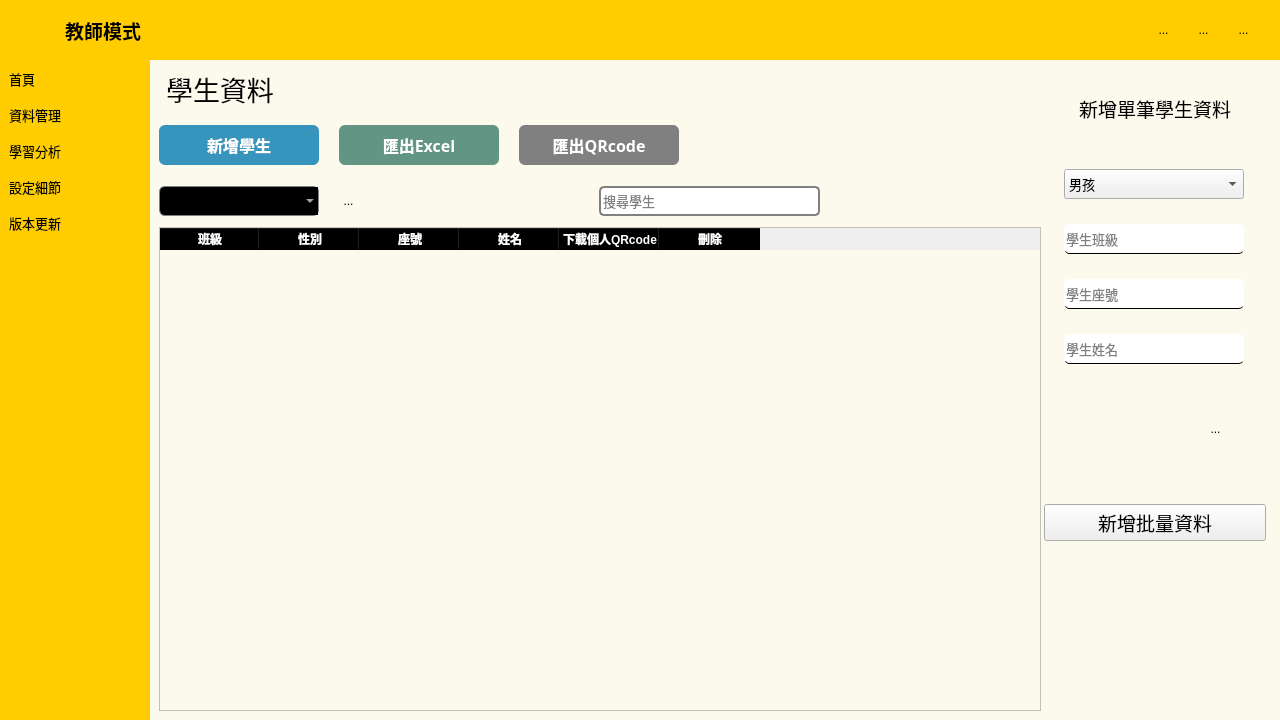
Old version of the form src/ui/teacher_mode.ui in the repository forggy0113/re-lego.
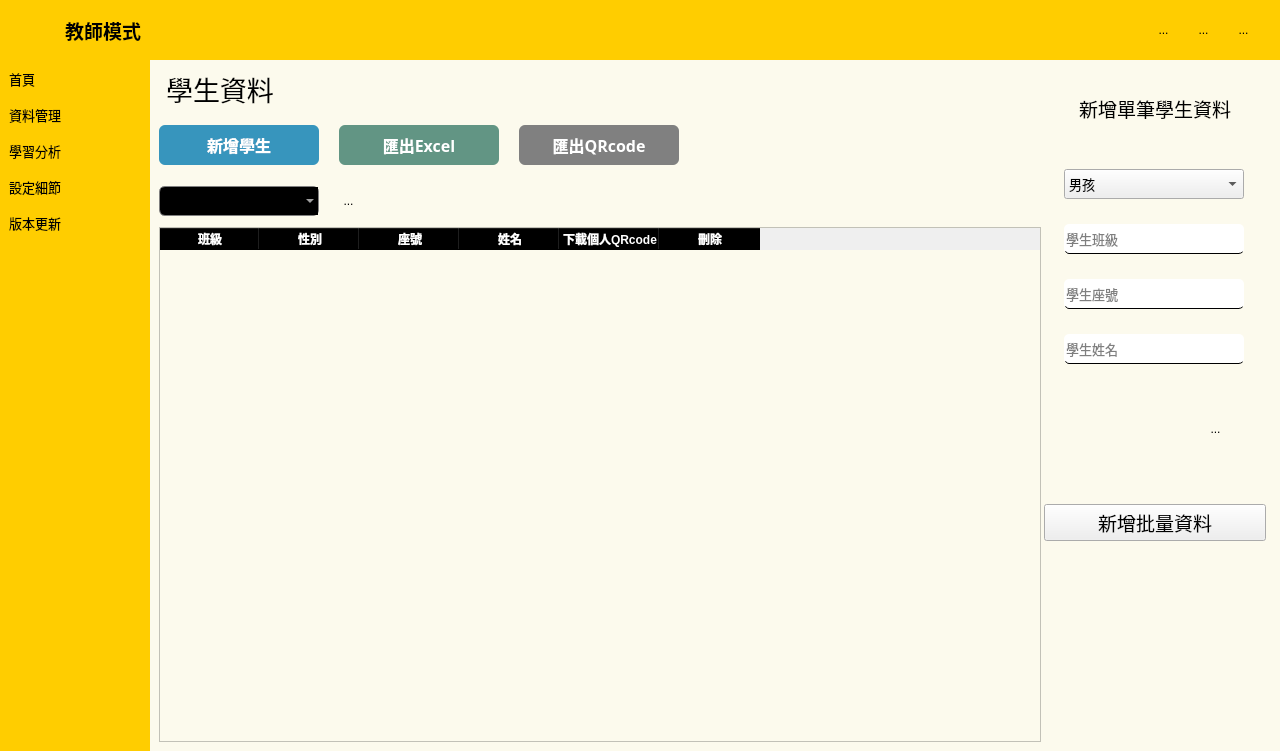
New version of the form. Icons and pictures are not drawn.

Commit message: [modify] teacher mode ui modify

```diff
--- a/src/ui/teacher_mode.ui
+++ b/src/ui/teacher_mode.ui
@@ -7,7 +7,7 @@
     <x>0</x>
     <y>0</y>
     <width>1280</width>
-    <height>720</height>
+    <height>751</height>
    </rect>
   </property>
   <property name="minimumSize">
@@ -925,31 +925,6 @@
                         </property>
                        </spacer>
                       </item>
-                      <item>
-                       <widget class="QLineEdit" name="txt_search_stu">
-                        <property name="minimumSize">
-                         <size>
-                          <width>0</width>
-                          <height>30</height>
-                         </size>
-                        </property>
-                        <property name="maximumSize">
-                         <size>
-                          <width>500</width>
-                          <height>60</height>
-                         </size>
-                        </property>
-                        <property name="font">
-                         <font>
-                          <family>微軟正黑體</family>
-                          <pointsize>10</pointsize>
-                         </font>
-                        </property>
-                        <property name="placeholderText">
-                         <string>搜尋學生</string>
-                        </property>
-                       </widget>
-                      </item>
                       <item>
                        <spacer name="horizontalSpacer_4">
                         <property name="orientation">
```
Left out of the diff: 25 changed lines with no effect on the pictures. The commit also changes 8 other files.
